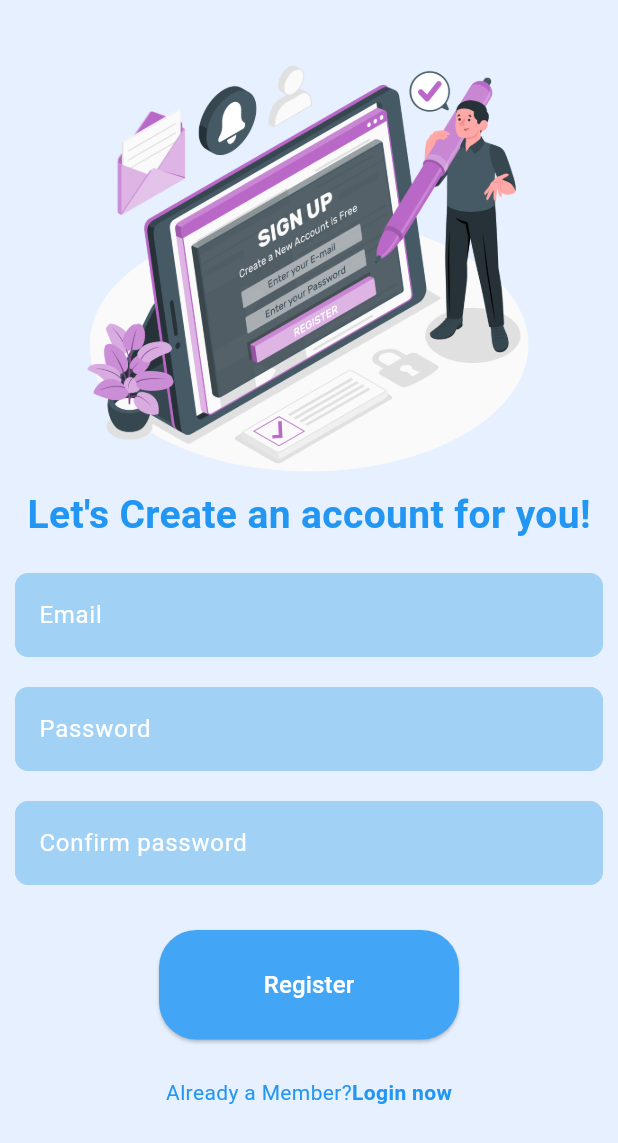
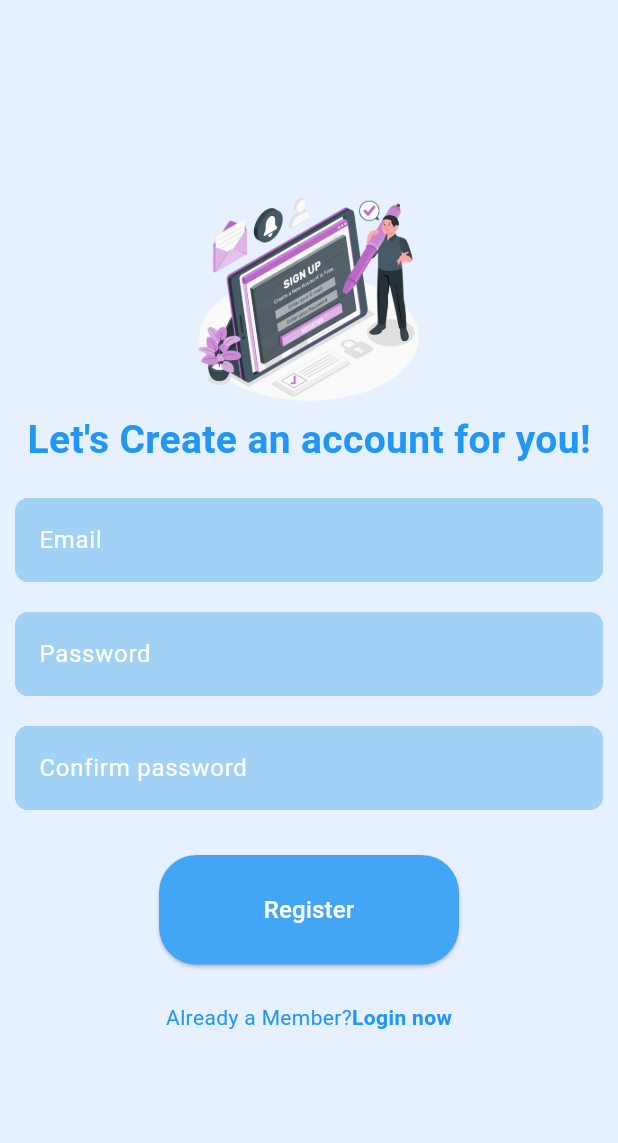
Before and after one commit to su-resh/msg_app, a Flutter app: the screen it shows after launch, after a tap on "Register now", on a phone screen of 412 x 824 dp. Shown: the top 1143 px of the screen. Run offline on Flutter 3.47's test engine with Material 3 defaults, Android fonts, the phone set to English and light mode, and no system bars; our stand-ins replace cloud_firestore, firebase_auth, firebase_core; accounts and stored records are empty; network calls fail.

```diff
--- a/lib/pages/login_page.dart
+++ b/lib/pages/login_page.dart
@@ -45,7 +45,8 @@ class LoginPage extends StatelessWidget {
         child: Column(
           mainAxisAlignment: MainAxisAlignment.center,
           children: [
-            Image.asset("assets/sigin.png", height: 300, width: 400
+            const SizedBox(height: 120),
+            Image.asset("assets/sigin.png", height: 250, width: 300
             ),
             const SizedBox(height: 10),
             Text(
--- a/lib/pages/register_page.dart
+++ b/lib/pages/register_page.dart
@@ -45,10 +45,9 @@ class RegisterPage extends StatelessWidget {
             mainAxisAlignment: MainAxisAlignment.center,
             children: [
               const SizedBox(
-                height: 20,
+                height: 120,
               ),
-              Image.asset("assets/signup.png", height: 300, width: 400
-                ),
+              Image.asset("assets/signup.png", height: 150, width: 250),
               const SizedBox(height: 5),
               Text(
                 "Let's Create an account for you!",
--- a/lib/pages/splash_screen.dart
+++ b/lib/pages/splash_screen.dart
@@ -57,7 +57,7 @@ class _SplashScreenState extends State<SplashScreen>
         child:  Column(
           mainAxisAlignment: MainAxisAlignment.center,
           children: [
-            Image.asset("assets/messages.png", height: 300, width: 400
+            Image.asset("assets/messages.png", height: 250, width: 250
             ),
           const Text(
               "M E S S A G E",
```
Also changed, not shown: 5 other files.
